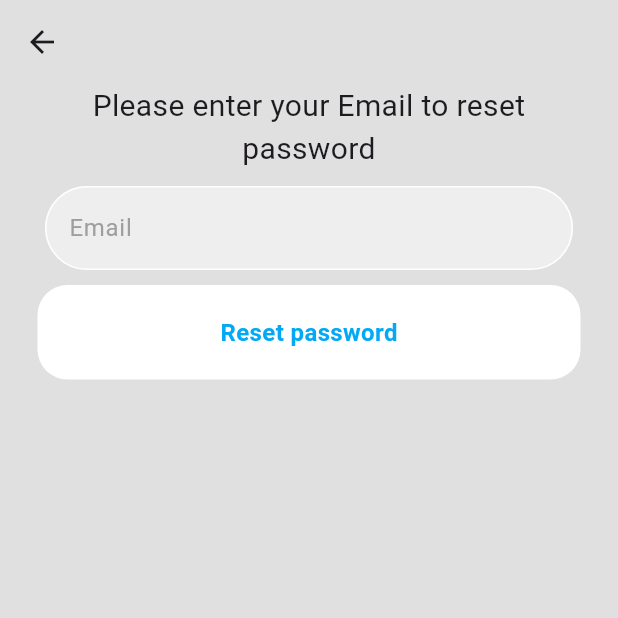
After one commit to supakornrai/therentz, a Flutter app: the screen it shows after launch, after a tap on "Forgot Password?", on a phone screen of 412 x 824 dp, the top half of it. The commit adds this screen. Run offline on Flutter 3.47's test engine with Material 3 defaults, Android fonts, the phone set to English and light mode, and no system bars; our stand-ins replace firebase_auth, firebase_core, google_sign_in; accounts and stored records are empty.

Commit message:
feat: forgot password

```diff
--- /dev/null
+++ b/lib/pages/forgot_pw_page.dart
@@ -0,0 +1,83 @@
+import 'package:firebase_auth/firebase_auth.dart';
+import 'package:flutter/material.dart';
+import 'package:the_rentz/components/my_button.dart';
+import 'package:the_rentz/components/my_textfield.dart';
+
+class ForgotPasswordPage extends StatefulWidget {
+  final Function()? onTap;
+  const ForgotPasswordPage({super.key, this.onTap});
+
+  @override
+  State<ForgotPasswordPage> createState() => _ForgotPasswordPageState();
+}
+
+class _ForgotPasswordPageState extends State<ForgotPasswordPage> {
+
+  final emailController = TextEditingController();
+
+  Future resetPassword() async {
+    try {
+      await FirebaseAuth.instance
+        .sendPasswordResetEmail(email: emailController.text.trim());
+       showDialog(
+        context: context,
+        builder: (context) {
+          return AlertDialog(
+            content: Text('Password reset link sent. Please check your Email'),
+          );
+        }
+        );
+    } on FirebaseAuthException catch (e) {
+      print(e);
+      showDialog(
+        context: context,
+        builder: (context) {
+          return AlertDialog(
+            content: Text(e.message.toString()),
+          );
+        }
+      );
+    }
+  }
+  @override
+  Widget build(BuildContext context) {
+    return Scaffold(
+      backgroundColor: Colors.grey[300],
+      appBar: AppBar(
+        backgroundColor: Colors.transparent,
+      ),
+      body: SingleChildScrollView(
+        child: Column(
+          mainAxisAlignment: MainAxisAlignment.center,
+          children: [
+            Padding(
+              padding: const EdgeInsets.symmetric(horizontal: 25.0),
+              child:
+              Text(
+                'Please enter your Email to reset password',
+                textAlign: TextAlign.center,
+                style: TextStyle(
+                  fontSize: 20
+                ),
+                ),
+            ),
+
+            SizedBox(height: 10),
+
+            MyTextField(
+              controller: emailController,
+              hintText: 'Email',
+              obscureText: false,
+            ),
+
+            SizedBox(height: 10),
+
+            MyButton(
+              onTap: resetPassword,
+              text: 'Reset password')
+          ],
+        ),
+      ),
+    );
+  }
+}
--- a/lib/pages/login_page.dart
+++ b/lib/pages/login_page.dart
@@ -3,6 +3,7 @@ import 'package:flutter/material.dart';
 import 'package:the_rentz/components/my_button.dart';
 import 'package:the_rentz/components/my_textfield.dart';
 import 'package:the_rentz/components/square_button.dart';
+import 'package:the_rentz/pages/forgot_pw_page.dart';
 import 'package:the_rentz/services/auth_service.dart';
 
 class LoginPage extends StatefulWidget {
@@ -97,9 +98,21 @@ class _LoginPageState extends State<LoginPage> {
                 child: Row(
                   mainAxisAlignment: MainAxisAlignment.start,
                   children: [
-                    Text(
-                      'Forgot Password?',
-                      style: TextStyle(color: Colors.grey[500]),
+                    GestureDetector(
+                      onTap: () {
+                        Navigator.push(context,
+                        MaterialPageRoute(builder: (context) {
+                          return ForgotPasswordPage();
+                        })
+                        );
+                      },
+                      child: Text(
+                        'Forgot Password?',
+                        style: TextStyle(
+                          color: Colors.grey[500],
+                          fontWeight: FontWeight.w700
+                          ),
+                      ),
                     ),
                   ],
                 ),
```
Also changed, not shown: pubspec.lock, 3 other files.
